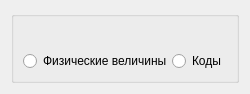
Qt form PPB_GUI_Sandbox/dataviewwidget.ui (Anatolichka2202/PPB_Project) before a commit.
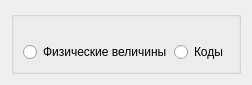
The same form after that commit.

```diff
--- a/PPB_GUI_Sandbox/dataviewwidget.ui
+++ b/PPB_GUI_Sandbox/dataviewwidget.ui
@@ -6,12 +6,12 @@
    <rect>
     <x>0</x>
     <y>0</y>
-    <width>250</width>
-    <height>94</height>
+    <width>252</width>
+    <height>85</height>
    </rect>
   </property>
   <property name="sizePolicy">
-   <sizepolicy hsizetype="Expanding" vsizetype="Preferred">
+   <sizepolicy hsizetype="Expanding" vsizetype="Expanding">
     <horstretch>0</horstretch>
     <verstretch>0</verstretch>
    </sizepolicy>
```
